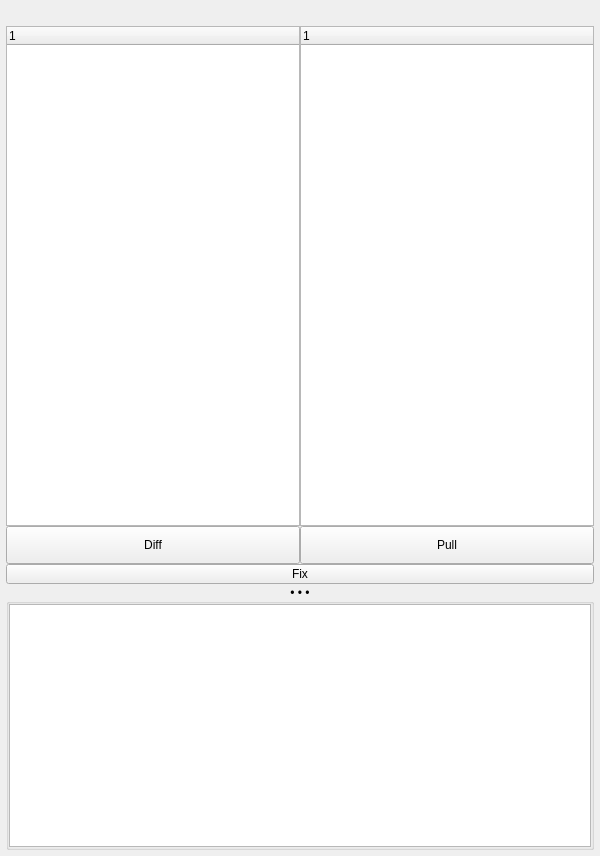
Before: the Qt Designer form mayatk/env_utils/hierarchy_manager/hierarchy_manager.ui in m3trik/mayatk, drawn with Qt 5.
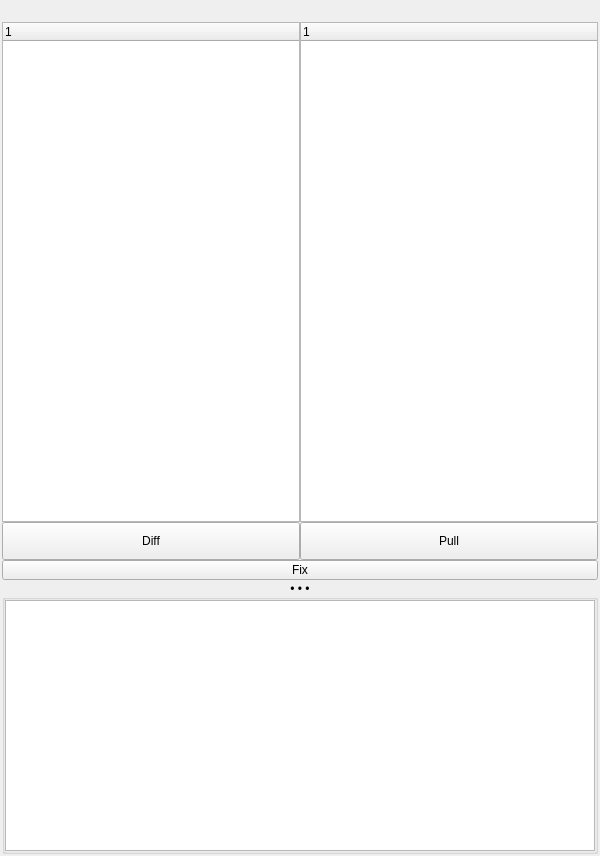
After: the same form once the commit is applied. Custom widgets are drawn as their Qt base class.

```diff
--- a/mayatk/env_utils/hierarchy_manager/hierarchy_manager.ui
+++ b/mayatk/env_utils/hierarchy_manager/hierarchy_manager.ui
@@ -31,19 +31,19 @@
    </property>
    <layout class="QVBoxLayout" name="verticalLayout_2">
     <property name="spacing">
-     <number>1</number>
+     <number>2</number>
     </property>
     <property name="leftMargin">
-     <number>6</number>
+     <number>2</number>
     </property>
     <property name="topMargin">
-     <number>6</number>
+     <number>2</number>
     </property>
     <property name="rightMargin">
-     <number>6</number>
+     <number>2</number>
     </property>
     <property name="bottomMargin">
-     <number>6</number>
+     <number>2</number>
     </property>
     <item>
      <layout class="QVBoxLayout" name="verticalLayout">
```
